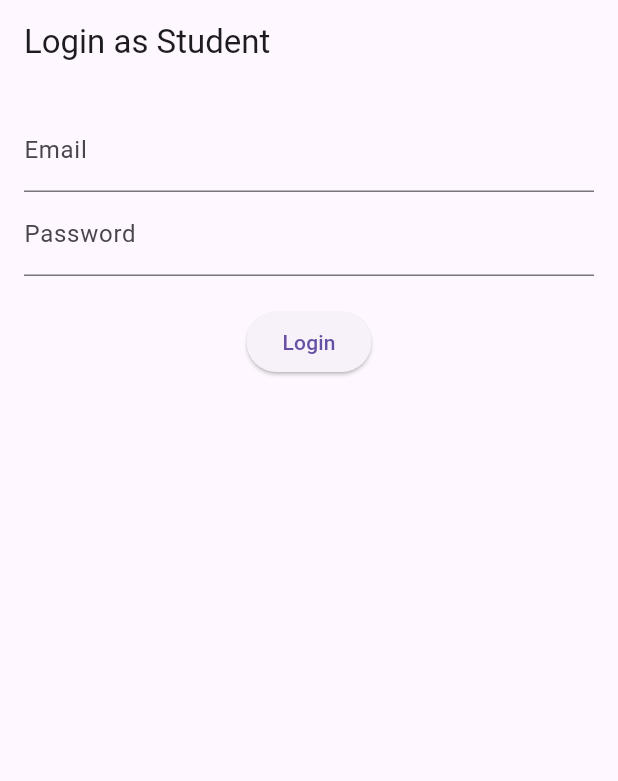
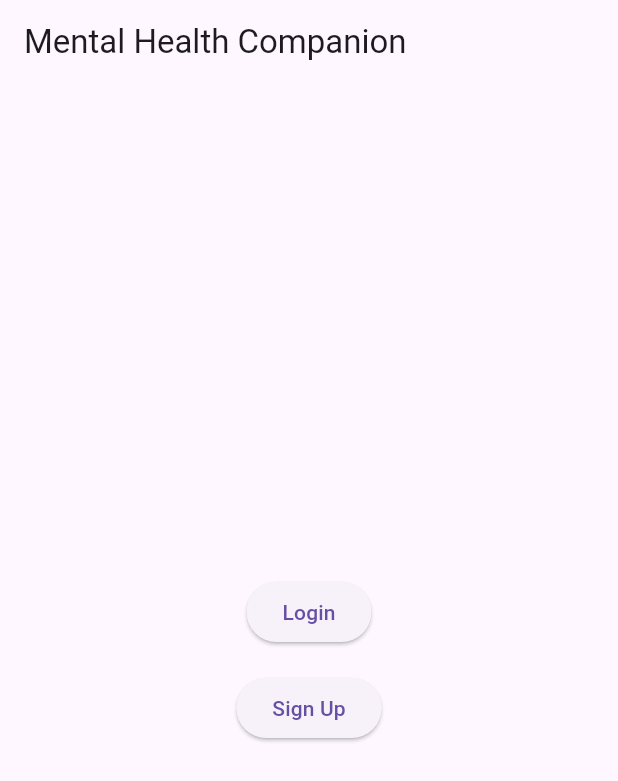
Before and after one commit to Sum25-GF-Mental-Health-Companion/Mental-Health-Companion, a Flutter app: the screen it shows after launch, on a phone screen of 412 x 824 dp. Shown: the top 781 px of the screen. Run offline on Flutter 3.47's test engine with Material 3 defaults, Android fonts, the light colour scheme and no system bars; our stand-ins replace flutter_riverpod, flutter_secure_storage.

Commit message:
Add sign up page and resolve API issues
- Add sign up page in Flutter
- Add "login" and "sign up" buttons on main screen
- Resolve issue with sending messages
- Resolve issue with getting summary

```diff
--- a/application/lib/app.dart
+++ b/application/lib/app.dart
@@ -1,6 +1,7 @@
 import 'package:flutter/material.dart';
 import 'package:flutter_localizations/flutter_localizations.dart';
 import 'screens/login_screen.dart';
+import 'screens/sign_up_screen.dart';
 import 'screens/session_screen.dart';
 import 'screens/summary_screen.dart';
 
@@ -21,10 +22,43 @@ class MentalHealthApp extends StatelessWidget {
       ],
       initialRoute: '/',
       routes: {
-        '/': (_) => const LoginScreen(),
+        '/': (_) => const StartScreen(),
+        '/login': (_) => const LoginScreen(),
+        '/signup': (_) => const SignUpScreen(),
         '/session': (_) => const SessionScreen(),
         '/summary': (_) => const SummaryScreen(),
       },
     );
   }
 }
+
+class StartScreen extends StatelessWidget {
+  const StartScreen({super.key});
+
+  @override
+  Widget build(BuildContext context) {
+    return Scaffold(
+      appBar: AppBar(title: const Text('Mental Health Companion')),
+      body: Center(
+        child: Column(
+          mainAxisSize: MainAxisSize.min,
+          children: [
+            ElevatedButton(
+              onPressed: () {
+                Navigator.pushNamed(context, '/login');
+              },
+              child: const Text('Login'),
+            ),
+            const SizedBox(height: 16),
+            ElevatedButton(
+              onPressed: () {
+                Navigator.pushNamed(context, '/signup');
+              },
+              child: const Text('Sign Up'),
+            ),
+          ],
+        ),
+      ),
+    );
+  }
+}
--- a/application/lib/services/api_service.dart
+++ b/application/lib/services/api_service.dart
@@ -46,7 +46,7 @@ class ApiService {
     );
 
     if (response.statusCode == 200) {
-      final data = jsonDecode(response.body) as List;
+      final data = jsonDecode(response.body)['sessions'] as List;
       return data.map((item) => item['compressed_summary'] as String).toList();
     }
 
--- a/application/lib/utils/constants.dart
+++ b/application/lib/utils/constants.dart
@@ -1,6 +1,6 @@
 const String baseUrl = 'http://localhost:8080';
 
-const Duration sessionDuration = Duration(minutes: 20);
+const Duration sessionDuration = Duration(seconds: 20);
 
 const defaultPadding = 16.0;
 
```
Also changed, not shown: application/lib/screens/sign_up_screen.dart (added, +62 -0 lines), application/lib/services/auth_service.dart (+16 -0 lines), 4 other files.
